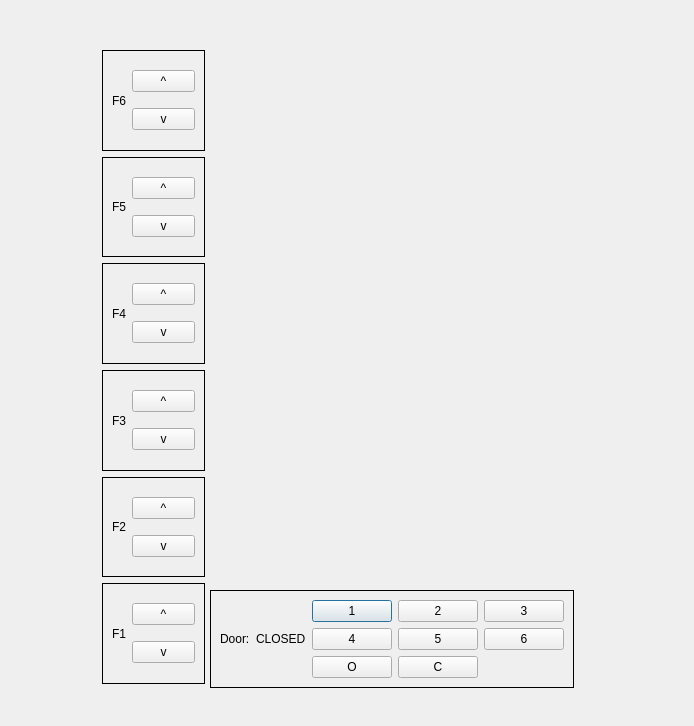
First picture: the form in ui/elevatordialog.ui, repository DxTa/-SP-Elevator-Controller-System, before the edit.
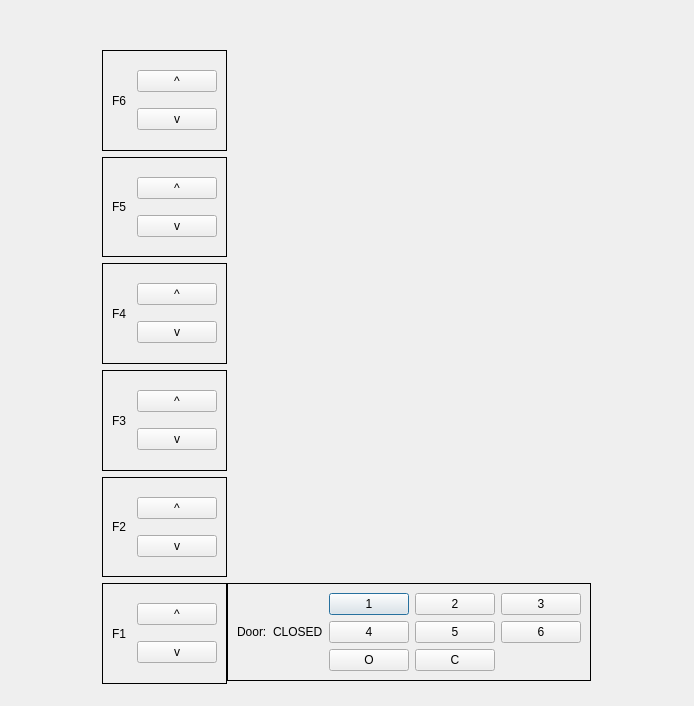
Second picture: the form after the edit.

Patch:
```diff
--- a/ui/elevatordialog.ui
+++ b/ui/elevatordialog.ui
@@ -7,7 +7,7 @@
     <x>0</x>
     <y>0</y>
     <width>694</width>
-    <height>726</height>
+    <height>706</height>
    </rect>
   </property>
   <property name="windowTitle">
@@ -16,10 +16,10 @@
   <widget class="QFrame" name="elevatorView">
    <property name="geometry">
     <rect>
-     <x>210</x>
-     <y>590</y>
-     <width>267</width>
-     <height>91</height>
+     <x>227</x>
+     <y>583</y>
+     <width>371</width>
+     <height>101</height>
     </rect>
    </property>
    <property name="frameShape">
@@ -114,7 +114,7 @@
     <rect>
      <x>102</x>
      <y>50</y>
-     <width>103</width>
+     <width>125</width>
      <height>634</height>
     </rect>
    </property>
```
